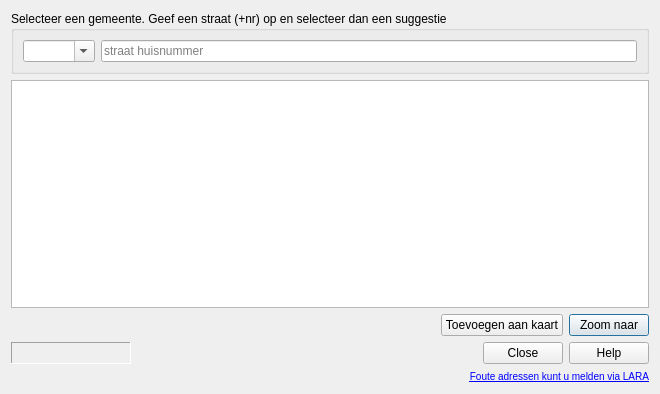
First picture: the form in ui_geopunt4qgis.ui, repository Informatievlaanderen/geopunt-plugins-qgis, before the edit.
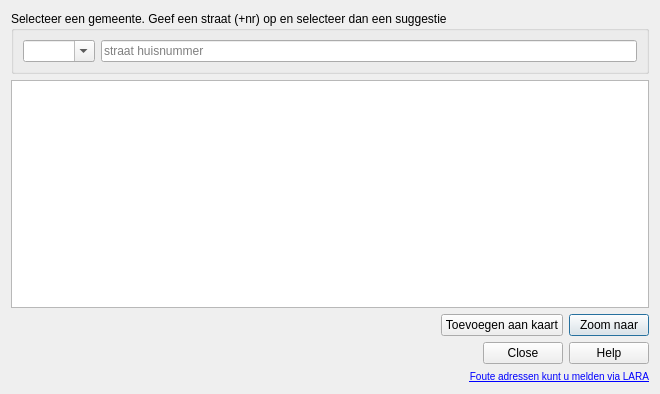
Second picture: the form after the edit. Icons and pictures are not drawn.

The edit to the form file:
```diff
--- a/ui_geopunt4qgis.ui
+++ b/ui_geopunt4qgis.ui
@@ -92,25 +92,6 @@
    </item>
    <item>
     <layout class="QHBoxLayout" name="horizontalLayout_3">
-     <item>
-      <widget class="QLabel" name="label">
-       <property name="minimumSize">
-        <size>
-         <width>120</width>
-         <height>0</height>
-        </size>
-       </property>
-       <property name="frameShape">
-        <enum>QFrame::Shape::Panel</enum>
-       </property>
-       <property name="frameShadow">
-        <enum>QFrame::Shadow::Sunken</enum>
-       </property>
-       <property name="text">
-        <string/>
-       </property>
-      </widget>
-     </item>
      <item>
       <spacer name="horizontalSpacer_2">
        <property name="orientation">
```
